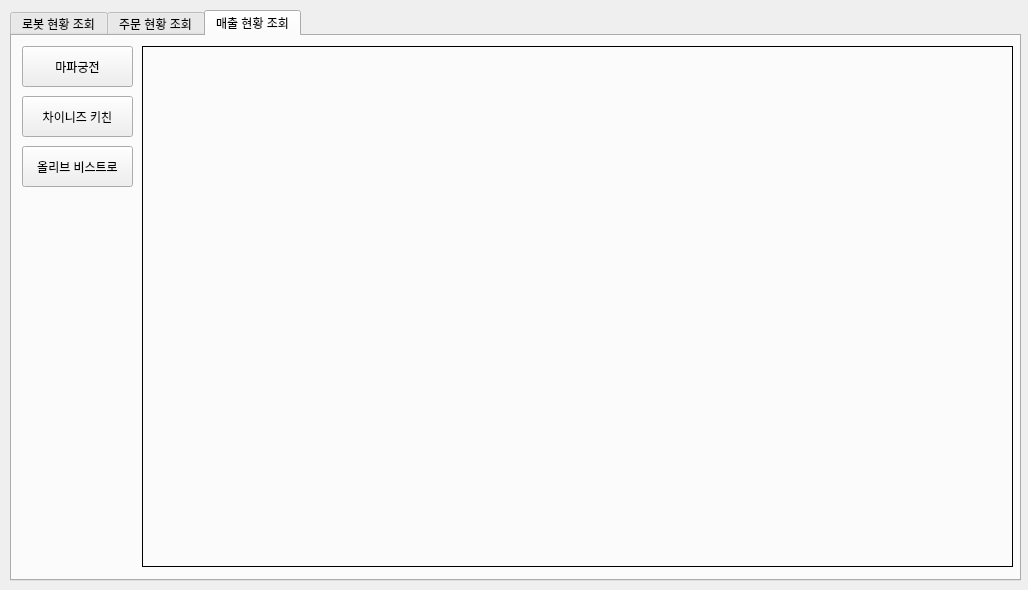
This is src/servee_gui/manager_gui/servee_manager.ui in addinedu-ros-6th/ros-repo-2 as Qt 5 draws it before an edit. The edited form follows.
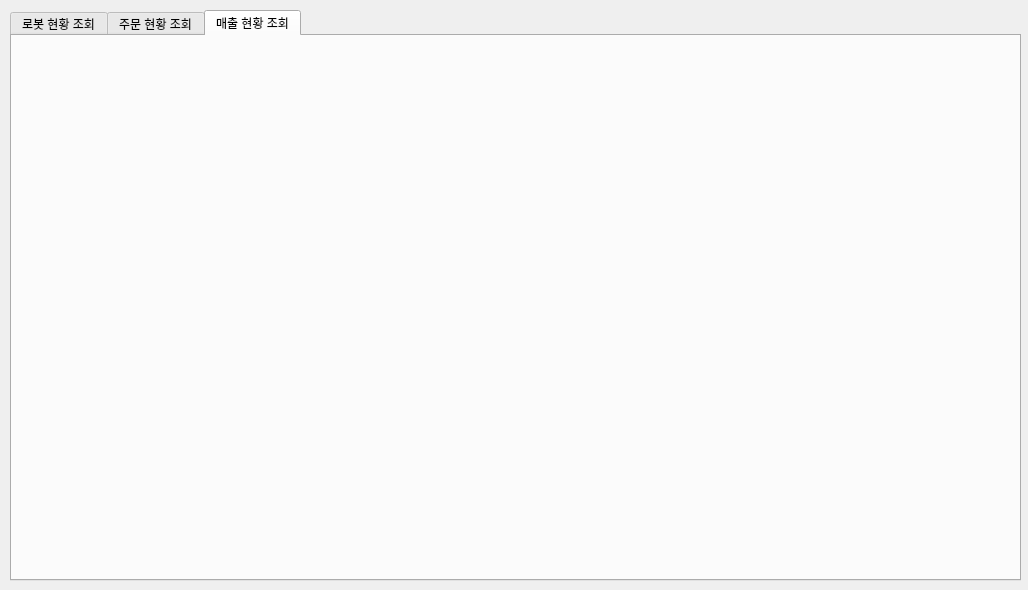
This is the edited form. The open tabs and pages were chosen to show the change.

Commit message: update: minor design change SVRB-33

The edit to the form file:
```diff
--- a/src/servee_gui/manager_gui/servee_manager.ui
+++ b/src/servee_gui/manager_gui/servee_manager.ui
@@ -292,64 +292,6 @@
      <attribute name="title">
       <string>매출 현황 조회</string>
      </attribute>
-     <widget class="QStackedWidget" name="stacked_store_info">
-      <property name="geometry">
-       <rect>
-        <x>130</x>
-        <y>10</y>
-        <width>871</width>
-        <height>521</height>
-       </rect>
-      </property>
-      <property name="frameShape">
-       <enum>QFrame::Box</enum>
-      </property>
-      <property name="currentIndex">
-       <number>0</number>
-      </property>
-      <widget class="QWidget" name="page"/>
-      <widget class="QWidget" name="page_2"/>
-      <widget class="QWidget" name="page_3"/>
-     </widget>
-     <widget class="QPushButton" name="btn_store_1">
-      <property name="geometry">
-       <rect>
-        <x>10</x>
-        <y>10</y>
-        <width>111</width>
-        <height>41</height>
-       </rect>
-      </property>
-      <property name="text">
-       <string>마파궁전</string>
-      </property>
-     </widget>
-     <widget class="QPushButton" name="btn_store_2">
-      <property name="geometry">
-       <rect>
-        <x>10</x>
-        <y>60</y>
-        <width>111</width>
-        <height>41</height>
-       </rect>
-      </property>
-      <property name="text">
-       <string>차이니즈 키친</string>
-      </property>
-     </widget>
-     <widget class="QPushButton" name="btn_store_3">
-      <property name="geometry">
-       <rect>
-        <x>10</x>
-        <y>110</y>
-        <width>111</width>
-        <height>41</height>
-       </rect>
-      </property>
-      <property name="text">
-       <string>올리브 비스트로</string>
-      </property>
-     </widget>
     </widget>
    </widget>
   </widget>
```
